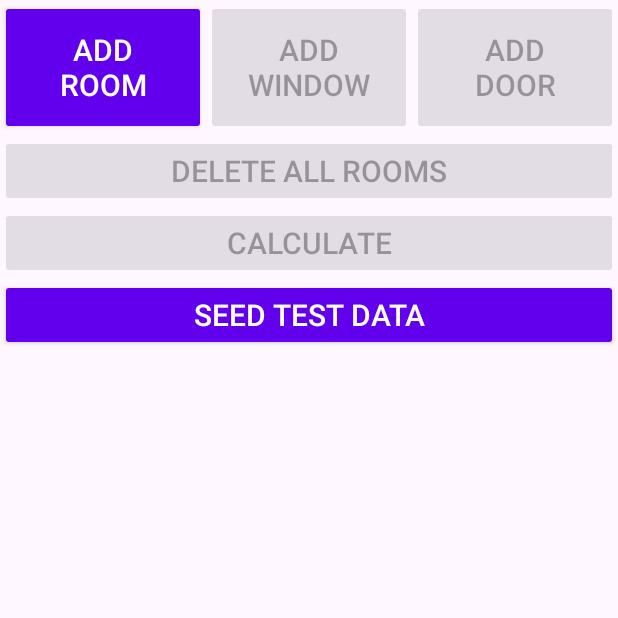
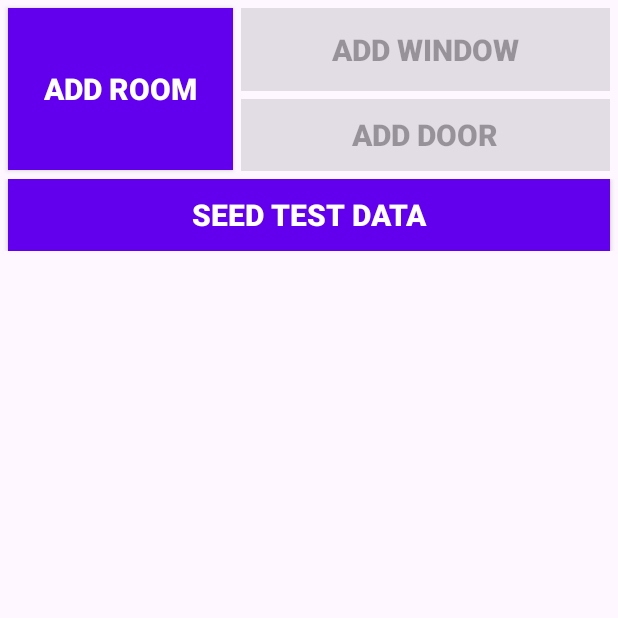
Before and after one commit to Mike10581/PaintCalculator, an Android app: the screen it shows after launch (MainActivity), on a phone screen of 412 x 824 dp, the top half of it. Run offline under Robolectric (Android 15) with nearby library versions, the phone set to English and light mode, and no system bars.

Commit message:
redesign main activity_main.xml make blocked buttons invisible(gone)

```diff
--- a/app/src/main/java/com/example/paintcalculator/MainActivity.java
+++ b/app/src/main/java/com/example/paintcalculator/MainActivity.java
@@ -128,9 +128,9 @@ public class MainActivity extends AppCompatActivity {
                         editor.commit();
                         addWindow.setEnabled(false);
                         addDoor.setEnabled(false);
-                        clear.setEnabled(false);
-                        calculate.setEnabled(false);
-                        seeder.setEnabled(true);
+                        clear.setVisibility(View.GONE);
+                        calculate.setVisibility(View.GONE);
+                        seeder.setVisibility(View.VISIBLE);
                         tblRoomsLayout.removeAllViews();
                     }
                 }
@@ -222,17 +222,17 @@ public class MainActivity extends AppCompatActivity {
 
         addWindow.setEnabled(false);
         addDoor.setEnabled(false);
-        clear.setEnabled(false);
-        calculate.setEnabled(false);
-        seeder.setEnabled(true);
+        clear.setVisibility(View.GONE);
+        calculate.setVisibility(View.GONE);
+        seeder.setVisibility(View.VISIBLE);
 
         if (!sharedPref.getString("ROOMS", "").equals("")) {
 
             addWindow.setEnabled(true);
             addDoor.setEnabled(true);
-            clear.setEnabled(true);
-            calculate.setEnabled(true);
-            seeder.setEnabled(false);
+            clear.setVisibility(View.VISIBLE);
+            calculate.setVisibility(View.VISIBLE);
+            seeder.setVisibility(View.GONE);
 
             String[] parsedRooms = sharedPref.getString("ROOMS", "").split("~");
 
--- a/app/src/main/res/layout/activity_main.xml
+++ b/app/src/main/res/layout/activity_main.xml
@@ -7,53 +7,99 @@
     android:orientation="vertical"
     tools:context=".MainActivity">
 
+
+
         <TableRow
             android:layout_width="match_parent"
-        android:layout_height="wrap_content"
-        android:gravity="center_horizontal">
+            android:layout_height="wrap_content">
+
+            <TableLayout
+                android:layout_width="wrap_content"
+                android:layout_height="match_parent">
+
+                <TableRow
+                    android:layout_width="match_parent"
+                    android:layout_height="match_parent">
 
                     <Button
                         android:id="@+id/btnAddRoom"
-            style="@style/Widget.AppCompat.Button"
-            android:layout_width="0dp"
-            android:layout_height="90dp"
-            android:layout_weight="0.3"
-            android:paddingTop="15sp"
-            android:paddingBottom="15sp"
+                        style="@style/Widget.AppCompat.Button.Colored"
+                        android:layout_width="match_parent"
+                        android:layout_height="108dp"
+                        android:layout_margin="5sp"
+                        android:background="#673AB7"
                         android:text="@string/btnAddRoom"
-            android:textSize="20sp" />
+                        android:textSize="20sp"
+                        android:textStyle="bold" />
+
+                </TableRow>
+
+            </TableLayout>
+
+
+            <TableLayout
+                android:layout_width="match_parent"
+                android:layout_weight="1"
+                android:layout_height="match_parent">
+
+                <TableRow
+                    android:layout_width="match_parent"
+                    android:layout_height="match_parent">
 
                     <Button
                         android:id="@+id/btnAddWindow"
-            style="@style/Widget.AppCompat.Button"
+                        style="@style/Widget.AppCompat.Button.Colored"
                         android:layout_width="0dp"
-            android:layout_height="90dp"
-            android:layout_weight="0.3"
-            android:paddingTop="15sp"
-            android:paddingBottom="15sp"
+                        android:layout_height="wrap_content"
+                        android:layout_marginTop="5sp"
+                        android:layout_marginEnd="5sp"
+                        android:layout_marginBottom="5sp"
+                        android:layout_weight="1"
+                        android:background="#673AB7"
+                        android:paddingTop="10sp"
+                        android:paddingBottom="10sp"
                         android:text="@string/btnAddWindow"
-            android:textSize="20sp" />
+                        android:textSize="20sp"
+                        android:textStyle="bold" />
+                </TableRow>
+                <TableRow
+                    android:layout_width="match_parent"
+                    android:layout_height="match_parent">
 
                     <Button
                         android:id="@+id/btnAddDoor"
-            style="@style/Widget.AppCompat.Button"
+                        style="@style/Widget.AppCompat.Button.Colored"
                         android:layout_width="0dp"
-            android:layout_height="90dp"
-            android:layout_weight="0.3"
-            android:paddingTop="15sp"
-            android:paddingBottom="15sp"
+                        android:layout_height="wrap_content"
+                        android:layout_marginEnd="5sp"
+                        android:layout_marginBottom="5sp"
+                        android:layout_weight="1"
+                        android:background="#673AB7"
+                        android:insetTop="0dp"
+                        android:insetBottom="0dp"
+                        android:paddingTop="8sp"
+                        android:paddingBottom="8sp"
                         android:text="@string/btnAddDoor"
-            android:textSize="20sp" />
+                        android:textSize="20sp"
+                        android:textStyle="bold" />
                 </TableRow>
+
+            </TableLayout>
+
+        </TableRow>
+
 
     <Button
         android:id="@+id/btnClear"
-        style="@style/Widget.AppCompat.Button"
+        style="@style/Widget.AppCompat.Button.Colored"
         android:layout_width="match_parent"
         android:layout_height="wrap_content"
+        android:layout_marginStart="5sp"
+        android:layout_marginEnd="5sp"
+        android:background="#673AB7"
         android:text="@string/btnClear"
-        android:textSize="20sp" />
-
+        android:textSize="20sp"
+        android:textStyle="bold" />
     <ScrollView
         android:layout_width="match_parent"
         android:layout_height="wrap_content">
@@ -85,20 +131,29 @@
                     android:layout_height="match_parent" />
 
             </TableLayout>
+
             <Button
                 android:id="@+id/btnCalculate"
-                style="@style/Widget.AppCompat.Button"
+                style="@style/Widget.AppCompat.Button.Colored"
                 android:layout_width="match_parent"
                 android:layout_height="wrap_content"
+                android:layout_margin="5sp"
+                android:background="#673AB7"
                 android:text="@string/btnCalculate"
-                android:textSize="20sp" />
+                android:textSize="20sp"
+                android:textStyle="bold" />
+
             <Button
                 android:id="@+id/btnSeeder"
-                style="@style/Widget.AppCompat.Button"
+                style="@style/Widget.AppCompat.Button.Colored"
                 android:layout_width="match_parent"
                 android:layout_height="wrap_content"
+                android:layout_marginStart="5sp"
+                android:layout_marginEnd="5sp"
+                android:background="#673AB7"
                 android:text="@string/btnSeedTestData"
-                android:textSize="20sp" />
+                android:textSize="20sp"
+                android:textStyle="bold" />
         </LinearLayout>
     </ScrollView>
 
```
Lines whose indentation alone changed are shown as unchanged.
